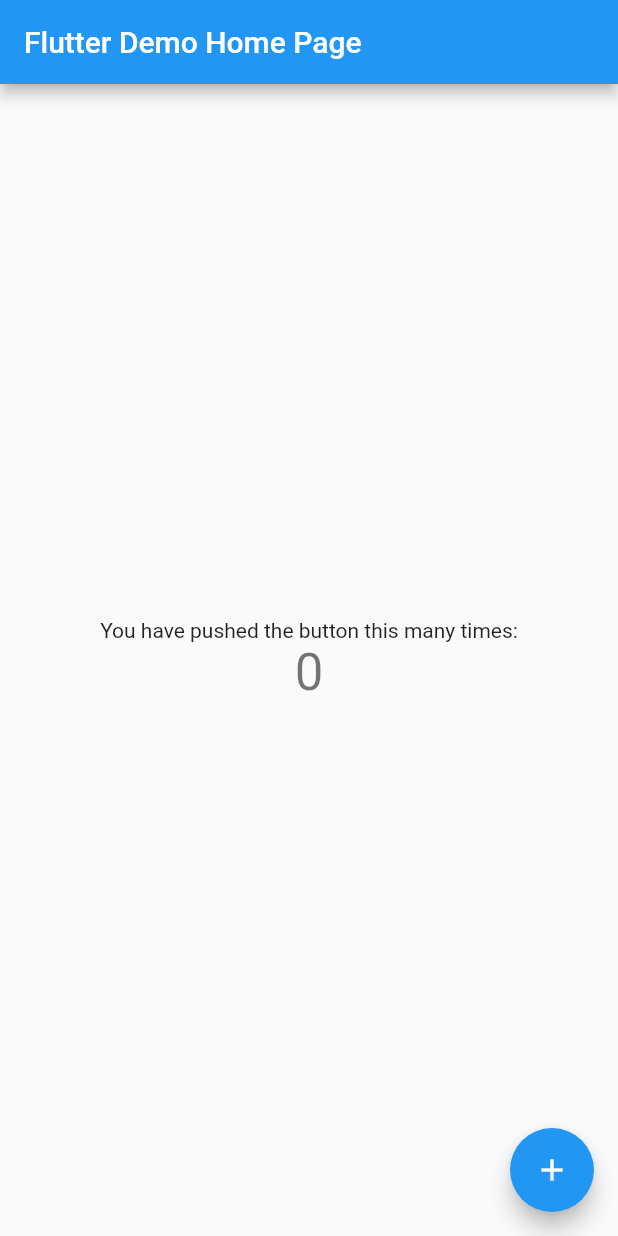
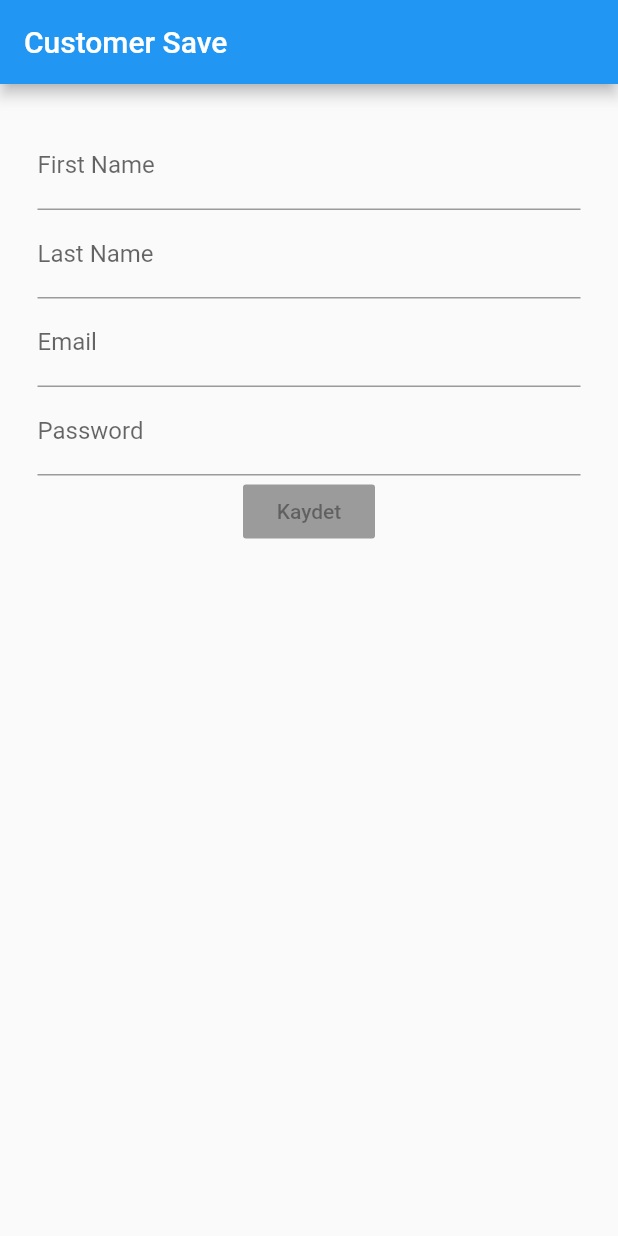
Before and after one commit to ekremsaydam/flutter, a Flutter app: the screen it shows after launch, on a phone screen of 412 x 824 dp. Run offline on Flutter 3.47's test engine with Material 2 defaults, Android fonts, the phone set to English and light mode, and no system bars; our stand-ins replace sqflite; accounts and stored records are empty; statements that could not run were skipped.

Commit message:
Form, InputType, ObscureText

```diff
--- a/f07_form_demo/lib/main.dart
+++ b/f07_form_demo/lib/main.dart
@@ -1,111 +1,21 @@
+import 'package:f07_form_demo/screens/customer_add.dart';
 import 'package:flutter/material.dart';
 
 void main() => runApp(MyApp());
 
 class MyApp extends StatelessWidget {
-  // This widget is the root of your application.
   @override
   Widget build(BuildContext context) {
     return MaterialApp(
-      title: 'Flutter Demo',
-      theme: ThemeData(
-        // This is the theme of your application.
-        //
-        // Try running your application with "flutter run". You'll see the
-        // application has a blue toolbar. Then, without quitting the app, try
-        // changing the primarySwatch below to Colors.green and then invoke
-        // "hot reload" (press "r" in the console where you ran "flutter run",
-        // or simply save your changes to "hot reload" in a Flutter IDE).
-        // Notice that the counter didn't reset back to zero; the application
-        // is not restarted.
-        primarySwatch: Colors.blue,
-      ),
-      home: MyHomePage(title: 'Flutter Demo Home Page'),
-    );
+        title: 'Flutter Demo',
+        theme: ThemeData(
+          primarySwatch: Colors.blue,
+        ),
+        home: Scaffold(
+          appBar: AppBar(
+            title: Text("Customer Save"),
+          ),
+          body: CustomerAdd(),
+        ));
   }
 }
-
-class MyHomePage extends StatefulWidget {
-  MyHomePage({Key key, this.title}) : super(key: key);
-
-  // This widget is the home page of your application. It is stateful, meaning
-  // that it has a State object (defined below) that contains fields that affect
-  // how it looks.
-
-  // This class is the configuration for the state. It holds the values (in this
-  // case the title) provided by the parent (in this case the App widget) and
-  // used by the build method of the State. Fields in a Widget subclass are
-  // always marked "final".
-
-  final String title;
-
-  @override
-  _MyHomePageState createState() => _MyHomePageState();
-}
-
-class _MyHomePageState extends State<MyHomePage> {
-  int _counter = 0;
-
-  void _incrementCounter() {
-    setState(() {
-      // This call to setState tells the Flutter framework that something has
-      // changed in this State, which causes it to rerun the build method below
-      // so that the display can reflect the updated values. If we changed
-      // _counter without calling setState(), then the build method would not be
-      // called again, and so nothing would appear to happen.
-      _counter++;
-    });
-  }
-
-  @override
-  Widget build(BuildContext context) {
-    // This method is rerun every time setState is called, for instance as done
-    // by the _incrementCounter method above.
-    //
-    // The Flutter framework has been optimized to make rerunning build methods
-    // fast, so that you can just rebuild anything that needs updating rather
-    // than having to individually change instances of widgets.
-    return Scaffold(
-      appBar: AppBar(
-        // Here we take the value from the MyHomePage object that was created by
-        // the App.build method, and use it to set our appbar title.
-        title: Text(widget.title),
-      ),
-      body: Center(
-        // Center is a layout widget. It takes a single child and positions it
-        // in the middle of the parent.
-        child: Column(
-          // Column is also layout widget. It takes a list of children and
-          // arranges them vertically. By default, it sizes itself to fit its
-          // children horizontally, and tries to be as tall as its parent.
-          //
-          // Invoke "debug painting" (press "p" in the console, choose the
-          // "Toggle Debug Paint" action from the Flutter Inspector in Android
-          // Studio, or the "Toggle Debug Paint" command in Visual Studio Code)
-          // to see the wireframe for each widget.
-          //
-          // Column has various properties to control how it sizes itself and
-          // how it positions its children. Here we use mainAxisAlignment to
-          // center the children vertically; the main axis here is the vertical
-          // axis because Columns are vertical (the cross axis would be
-          // horizontal).
-          mainAxisAlignment: MainAxisAlignment.center,
-          children: <Widget>[
-            Text(
-              'You have pushed the button this many times:',
-            ),
-            Text(
-              '$_counter',
-              style: Theme.of(context).textTheme.display1,
-            ),
-          ],
-        ),
-      ),
-      floatingActionButton: FloatingActionButton(
-        onPressed: _incrementCounter,
-        tooltip: 'Increment',
-        child: Icon(Icons.add),
-      ), // This trailing comma makes auto-formatting nicer for build methods.
-    );
-  }
-}
```
Also changed, not shown: f07_form_demo/lib/screens/customer_add.dart (added, +67 -0 lines).
